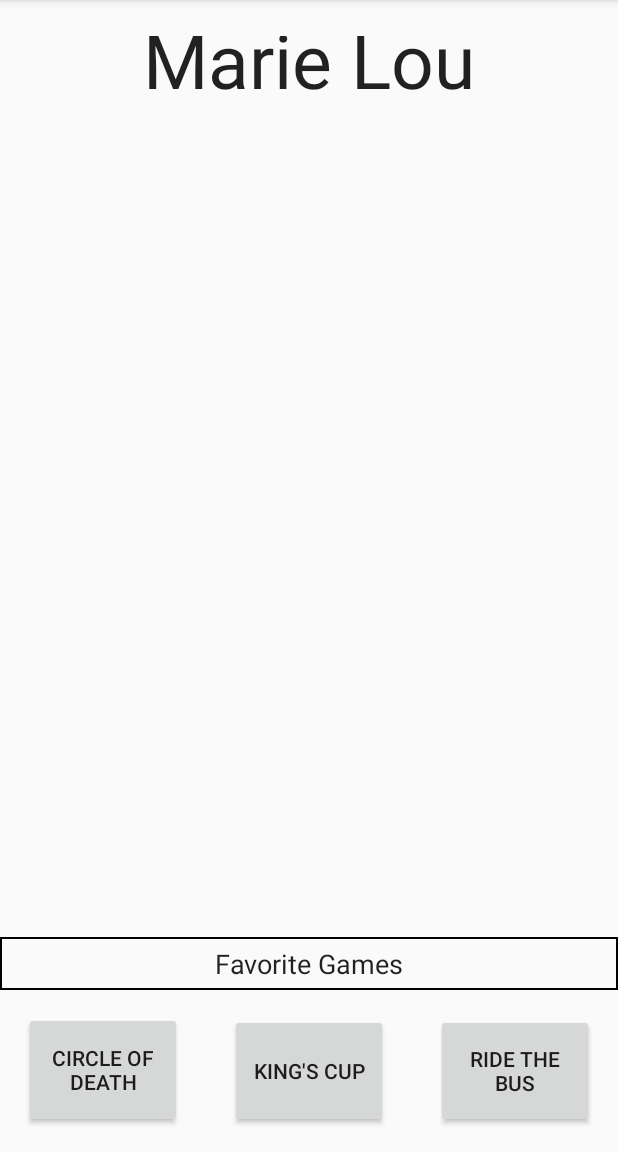
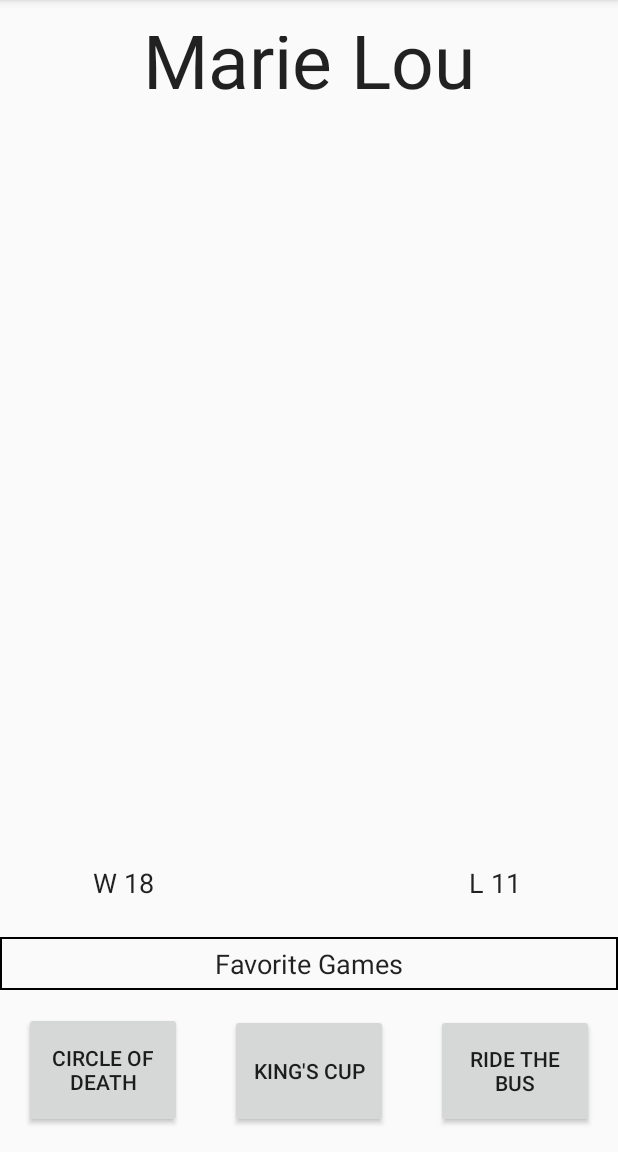
Before and after one commit to NulliSecundus/Boozey, an Android app: the screen it shows after launch (main), in the side drawer, after a tap on "Profile", on a phone screen of 412 x 824 dp, the part 84-1236 px from its top. Run offline under Robolectric (Android 15) with nearby library versions, the phone set to English and light mode, and no system bars.

Commit message:
Added a Win loss

```diff
--- a/app/src/main/res/layout/profile_screen.xml
+++ b/app/src/main/res/layout/profile_screen.xml
@@ -62,8 +62,7 @@
         app:layout_constraintBottom_toBottomOf="parent"
         android:layout_marginBottom="16dp"
         app:layout_constraintLeft_toLeftOf="parent"
-        app:layout_constraintRight_toRightOf="parent"
-        tools:layout_editor_absoluteX="129dp" />
+        app:layout_constraintRight_toRightOf="parent" />
 
     <Button
         android:id="@+id/Fav_Game_3"
@@ -76,4 +75,32 @@
         android:layout_marginBottom="16dp"
         android:layout_marginEnd="16dp" />
 
+    <EditText
+        android:id="@+id/editText"
+        android:layout_width="100dp"
+        android:layout_height="40dp"
+        android:ems="10"
+        android:inputType="number"
+        android:text="W 18"
+        android:gravity="center"
+        android:background="@android:color/transparent"
+        android:layout_marginLeft="32dp"
+        app:layout_constraintLeft_toLeftOf="parent"
+        android:layout_marginBottom="16dp"
+        app:layout_constraintBottom_toTopOf="@+id/Favorites" />
+
+    <EditText
+        android:id="@+id/editText2"
+        android:layout_width="100dp"
+        android:layout_height="40dp"
+        android:ems="10"
+        android:inputType="number"
+        android:text="L 11"
+        android:gravity="center"
+        android:background="@android:color/transparent"
+        android:layout_marginRight="32dp"
+        app:layout_constraintRight_toRightOf="parent"
+        android:layout_marginBottom="16dp"
+        app:layout_constraintBottom_toTopOf="@+id/Favorites" />
+
 </android.support.constraint.ConstraintLayout>
```
